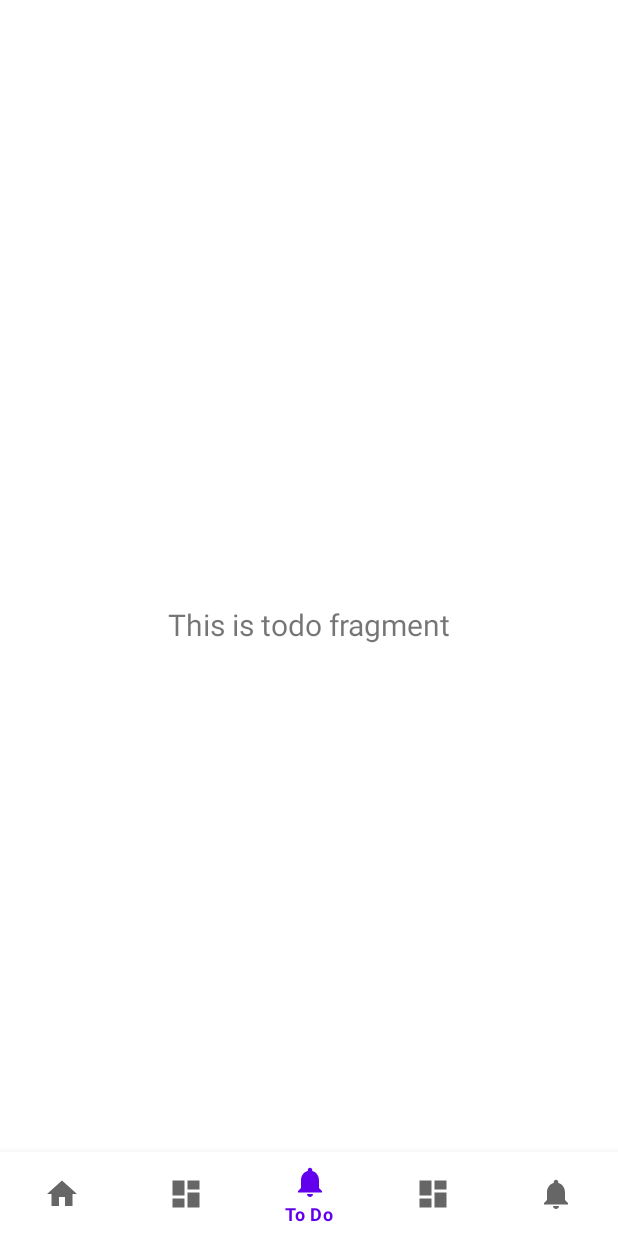
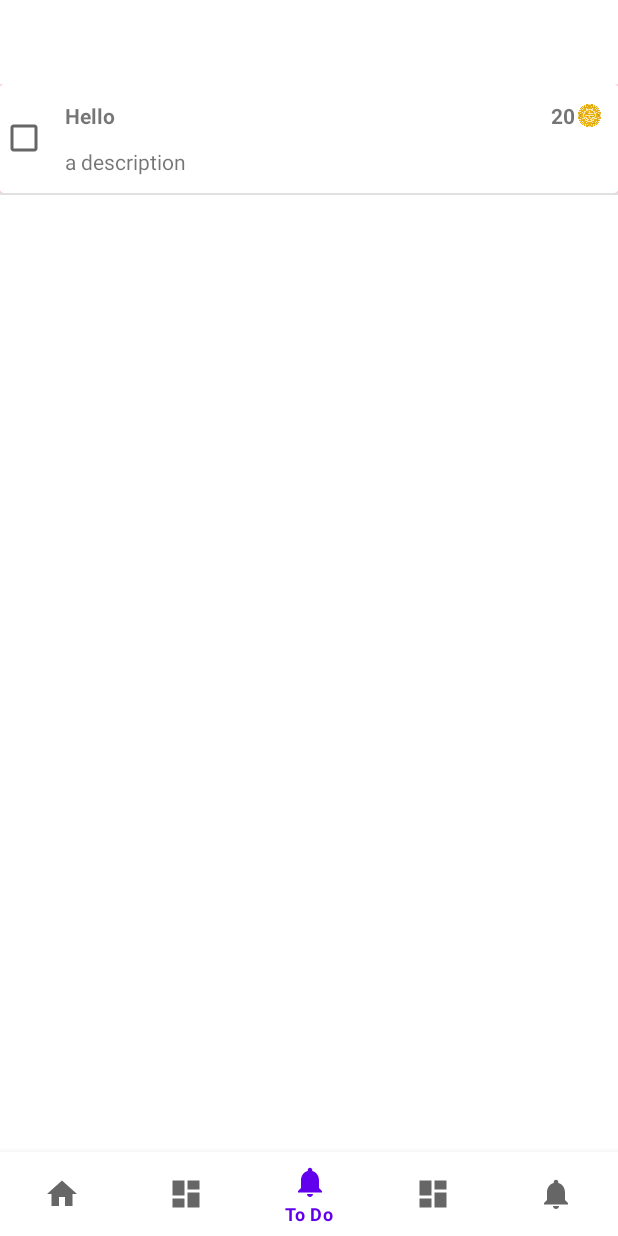
Before and after one commit to taslimisina/mobile-project, an Android app: the screen it shows after launch (MainActivity), item 3 of the bottom bar chosen, on a phone screen of 412 x 824 dp. Run offline under Robolectric (Android 15) with nearby library versions, the light colour scheme and no system bars; our stand-ins replace navigation-ui.

Commit message:
todo and checklist adaptor

```diff
--- a/app/src/main/java/ir/sharif/mobile/project/ui/todo/TodoFragment.java
+++ b/app/src/main/java/ir/sharif/mobile/project/ui/todo/TodoFragment.java
@@ -1,6 +1,8 @@
 package ir.sharif.mobile.project.ui.todo;
 
+import android.graphics.Color;
 import android.os.Bundle;
+import android.os.Message;
 import android.view.LayoutInflater;
 import android.view.View;
 import android.view.ViewGroup;
@@ -9,26 +11,58 @@ import android.widget.TextView;
 import androidx.annotation.NonNull;
 import androidx.annotation.Nullable;
 import androidx.fragment.app.Fragment;
-import androidx.lifecycle.Observer;
-import androidx.lifecycle.ViewModelProvider;
+import androidx.recyclerview.widget.DefaultItemAnimator;
+import androidx.recyclerview.widget.DividerItemDecoration;
+import androidx.recyclerview.widget.ItemTouchHelper;
+import androidx.recyclerview.widget.LinearLayoutManager;
+import androidx.recyclerview.widget.RecyclerView;
+
+import com.google.android.material.snackbar.Snackbar;
+
+import java.util.ArrayList;
+import java.util.List;
+
+import ir.sharif.mobile.project.MainActivity;
 import ir.sharif.mobile.project.R;
+import ir.sharif.mobile.project.ui.model.Todo;
+import ir.sharif.mobile.project.ui.utils.RecyclerItemTouchHelper;
 
 public class TodoFragment extends Fragment {
 
-    private TodoViewModel todoViewModel;
+    private static final String TAG = MainActivity.class.getSimpleName();
+    private RecyclerView recyclerView;
+    private List<Todo> todoList;
+    private TodoViewAdaptor adaptor;
+    private TodoViewHandler handler;
 
-    public View onCreateView(@NonNull LayoutInflater inflater,
-                             ViewGroup container, Bundle savedInstanceState) {
-        todoViewModel =
-                new ViewModelProvider(this).get(TodoViewModel.class);
-        View root = inflater.inflate(R.layout.fragment_todo, container, false);
-        final TextView textView = root.findViewById(R.id.text_todo);
-        todoViewModel.getText().observe(getViewLifecycleOwner(), new Observer<String>() {
-            @Override
-            public void onChanged(@Nullable String s) {
-                textView.setText(s);
-            }
-        });
-        return root;
+    private void init() {
+        Todo todo = new Todo();
+        todo.setTitle("Hello");
+        todo.setDescription("a description");
+        todo.setReward(20);
+        todoList = new ArrayList<>();
+        todoList.add(todo);
     }
+
+    public View onCreateView(@NonNull LayoutInflater inflater, ViewGroup container, Bundle savedInstanceState) {
+
+        View view = inflater.inflate(R.layout.fragment_todo, container, false);
+
+        init();
+        recyclerView = view.findViewById(R.id.recycler_view);
+        handler = new TodoViewHandler();
+        adaptor = new TodoViewAdaptor(todoList, handler, getContext());
+
+        RecyclerView.LayoutManager mLayoutManager = new LinearLayoutManager(getContext());
+        recyclerView.setLayoutManager(mLayoutManager);
+        recyclerView.setItemAnimator(new DefaultItemAnimator());
+        recyclerView.addItemDecoration(new DividerItemDecoration(getContext(), DividerItemDecoration.VERTICAL));
+        recyclerView.setAdapter(adaptor);
+
+        // adding item touch helper
+//        ItemTouchHelper.SimpleCallback itemTouchHelperCallback = new RecyclerItemTouchHelper(0, ItemTouchHelper.LEFT, this);
+//        new ItemTouchHelper(itemTouchHelperCallback).attachToRecyclerView(recyclerView);
+        return view;
+    }
+
 }
--- a/app/src/main/java/ir/sharif/mobile/project/ui/todo/TodoViewAdaptor.java
+++ b/app/src/main/java/ir/sharif/mobile/project/ui/todo/TodoViewAdaptor.java
@@ -6,10 +6,12 @@ import android.view.LayoutInflater;
 import android.view.View;
 import android.view.ViewGroup;
 import android.widget.RelativeLayout;
+import android.widget.TextView;
 
 import java.util.List;
 
 import androidx.annotation.NonNull;
+import androidx.appcompat.widget.AppCompatCheckBox;
 import androidx.navigation.Navigation;
 import androidx.recyclerview.widget.RecyclerView;
 import ir.sharif.mobile.project.R;
@@ -17,12 +19,12 @@ import ir.sharif.mobile.project.ui.model.Todo;
 
 public class TodoViewAdaptor extends RecyclerView.Adapter<TodoViewAdaptor.TodoViewHolder> {
 
-    private List<Todo> todos;
+    private List<Todo> todoList;
     private final TodoViewHandler todoViewHandler;
     private final Context context;
 
-    public TodoViewAdaptor(List<Todo> todos, TodoViewHandler todoViewHandler, Context context) {
-        this.todos = todos;
+    public TodoViewAdaptor(List<Todo> todoList, TodoViewHandler todoViewHandler, Context context) {
+        this.todoList = todoList;
         this.todoViewHandler = todoViewHandler;
         this.context = context;
     }
@@ -37,7 +39,13 @@ public class TodoViewAdaptor extends RecyclerView.Adapter<TodoViewAdaptor.TodoVi
 
     @Override
     public void onBindViewHolder(@NonNull TodoViewHolder holder, int position) {
-        final Todo todo = todos.get(position);
+        final Todo todo = todoList.get(position);
+        holder.title.setText(todo.getTitle());
+        holder.description.setText(todo.getDescription());
+        holder.reward.setText(String.valueOf(todo.getReward()));
+
+        // TODO: 7/20/21 show checklist
+        // TODO: 7/20/21 checkBox click listener
 
         holder.viewBackground.setOnClickListener(v -> {
             Bundle bundle = new Bundle();
@@ -46,21 +54,30 @@ public class TodoViewAdaptor extends RecyclerView.Adapter<TodoViewAdaptor.TodoVi
                     .navigate(R.id.action_mainFragment_to_editTodoFragment, bundle);
         });
 
-        //Todo complete function
     }
 
     @Override
     public int getItemCount() {
-        return todos.size();
+        return todoList.size();
     }
 
     public class TodoViewHolder extends RecyclerView.ViewHolder {
-        public RelativeLayout viewBackground;
-        //Todo other fields
+
+        public final TextView title;
+        public final TextView description;
+        public final TextView reward;
+        public final AppCompatCheckBox checkBox;
+        public RelativeLayout viewBackground, viewForeground;
 
         public TodoViewHolder(@NonNull View itemView) {
             super(itemView);
-            this.viewBackground = itemView.findViewById(R.id.item_background);
+            viewBackground = itemView.findViewById(R.id.item_background);
+            title = itemView.findViewById(R.id.item_title);
+            description = itemView.findViewById(R.id.item_description);
+            reward = itemView.findViewById(R.id.item_reward);
+            checkBox = itemView.findViewById(R.id.item_checkbox);
+            viewBackground = itemView.findViewById(R.id.item_background);
+            viewForeground = itemView.findViewById(R.id.item_foreground);
         }
     }
 }
--- a/app/src/main/java/ir/sharif/mobile/project/ui/todo/TodoViewModel.java
+++ /dev/null
@@ -1,19 +0,0 @@
-package ir.sharif.mobile.project.ui.todo;
-
-import androidx.lifecycle.LiveData;
-import androidx.lifecycle.MutableLiveData;
-import androidx.lifecycle.ViewModel;
-
-public class TodoViewModel extends ViewModel {
-
-    private MutableLiveData<String> mText;
-
-    public TodoViewModel() {
-        mText = new MutableLiveData<>();
-        mText.setValue("This is todo fragment");
-    }
-
-    public LiveData<String> getText() {
-        return mText;
-    }
-}
--- a/app/src/main/res/layout/fragment_todo.xml
+++ b/app/src/main/res/layout/fragment_todo.xml
@@ -1,22 +1,9 @@
 <?xml version="1.0" encoding="utf-8"?>
-<androidx.constraintlayout.widget.ConstraintLayout xmlns:android="http://schemas.android.com/apk/res/android"
-    xmlns:app="http://schemas.android.com/apk/res-auto"
+
+<androidx.recyclerview.widget.RecyclerView xmlns:android="http://schemas.android.com/apk/res/android"
     xmlns:tools="http://schemas.android.com/tools"
+    android:id="@+id/recycler_view"
     android:layout_width="match_parent"
-    android:layout_height="match_parent"
-    tools:context=".ui.todo.TodoFragment">
-
-    <TextView
-        android:id="@+id/text_todo"
-        android:layout_width="match_parent"
-        android:layout_height="wrap_content"
-        android:layout_marginStart="8dp"
-        android:layout_marginTop="8dp"
-        android:layout_marginEnd="8dp"
-        android:textAlignment="center"
-        android:textSize="20sp"
-        app:layout_constraintBottom_toBottomOf="parent"
-        app:layout_constraintEnd_toEndOf="parent"
-        app:layout_constraintStart_toStartOf="parent"
-        app:layout_constraintTop_toTopOf="parent" />
-</androidx.constraintlayout.widget.ConstraintLayout>
+    android:layout_height="wrap_content"
+    android:scrollbars="vertical"
+    tools:context=".ui.todo.TodoFragment" />
--- a/app/src/main/res/layout/layout_edit_reminder_item.xml
+++ b/app/src/main/res/layout/layout_edit_reminder_item.xml
@@ -1,8 +1,9 @@
 <?xml version="1.0" encoding="utf-8"?>
 <com.google.android.material.card.MaterialCardView xmlns:android="http://schemas.android.com/apk/res/android"
+    xmlns:app="http://schemas.android.com/apk/res-auto"
+    android:id="@+id/reminder_item"
     android:layout_width="match_parent"
     android:layout_height="wrap_content"
-    xmlns:app="http://schemas.android.com/apk/res-auto"
     android:orientation="vertical"
     android:layout_marginVertical="5dp">
 
--- a/app/src/main/res/layout/layout_todo.xml
+++ b/app/src/main/res/layout/layout_todo.xml
@@ -43,7 +43,7 @@
             android:background="@android:color/white">
 
             <androidx.appcompat.widget.AppCompatCheckBox
-                android:id="@+id/item_action_button"
+                android:id="@+id/item_checkbox"
                 android:layout_width="wrap_content"
                 android:layout_height="wrap_content"
                 android:layout_alignParentTop="true"
@@ -57,7 +57,7 @@
                 android:layout_width="wrap_content"
                 android:layout_height="wrap_content"
                 android:layout_margin="5pt"
-                android:layout_toRightOf="@id/item_action_button"
+                android:layout_toRightOf="@id/item_checkbox"
                 android:text="TITLE"
                 android:textStyle="bold" />
 
@@ -88,7 +88,7 @@
                 android:layout_below="@id/item_title"
                 android:layout_marginHorizontal="5pt"
                 android:layout_marginBottom="5pt"
-                android:layout_toRightOf="@id/item_action_button"
+                android:layout_toRightOf="@id/item_checkbox"
                 android:text="This is a description. This is a description. This is a description.\nIt can be multi line..." />
 
             <TextView
@@ -96,7 +96,7 @@
                 android:layout_width="wrap_content"
                 android:layout_height="0dp"
                 android:layout_below="@id/item_description"
-                android:layout_toRightOf="@id/item_action_button"/>
+                android:layout_toRightOf="@id/item_checkbox"/>
 
         </RelativeLayout>
     </androidx.cardview.widget.CardView>
--- a/app/src/main/res/values/strings.xml
+++ b/app/src/main/res/values/strings.xml
@@ -14,4 +14,6 @@
     <string name="new_reminder">New reminder</string>
     <string name="reminders">Reminders</string>
     <string name="reward">Reward</string>
+
+    <string name="time">%1$02d:%2$d</string>
 </resources>
```
Also changed, not shown: app/src/main/java/ir/sharif/mobile/project/ui/utils/ChecklistItemViewAdaptor.java (+28 -62 lines), app/src/main/java/ir/sharif/mobile/project/ui/utils/ReminderViewAdaptor.java (+31 -5 lines).
